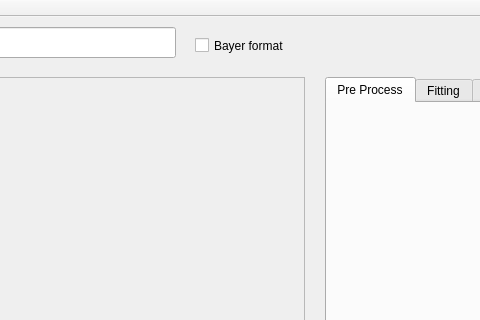
Before: the Qt Designer form VisionWidget/visionwidget.ui in hceng123/VisionLibrary, drawn with Qt 5; both pictures show x 405 to 885 and y 0 to 320 of the 1377 by 768 pixel window.
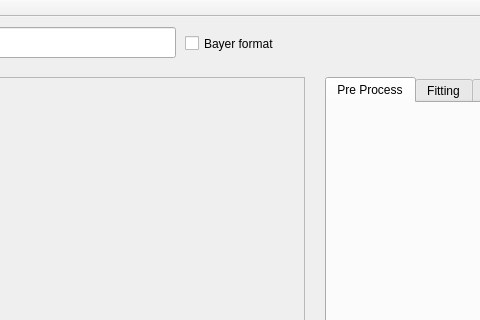
After: the same form once the commit is applied. Custom widgets are drawn as their Qt base class.

What changed in the file:
```diff
--- a/VisionWidget/visionwidget.ui
+++ b/VisionWidget/visionwidget.ui
@@ -2828,10 +2828,10 @@
    <widget class="QCheckBox" name="checkBoxByerFormat">
     <property name="geometry">
      <rect>
-      <x>600</x>
-      <y>20</y>
-      <width>91</width>
-      <height>17</height>
+      <x>590</x>
+      <y>16</y>
+      <width>111</width>
+      <height>21</height>
      </rect>
     </property>
     <property name="text">
```
Left out of the diff: 2 changed lines with no effect on the pictures.
